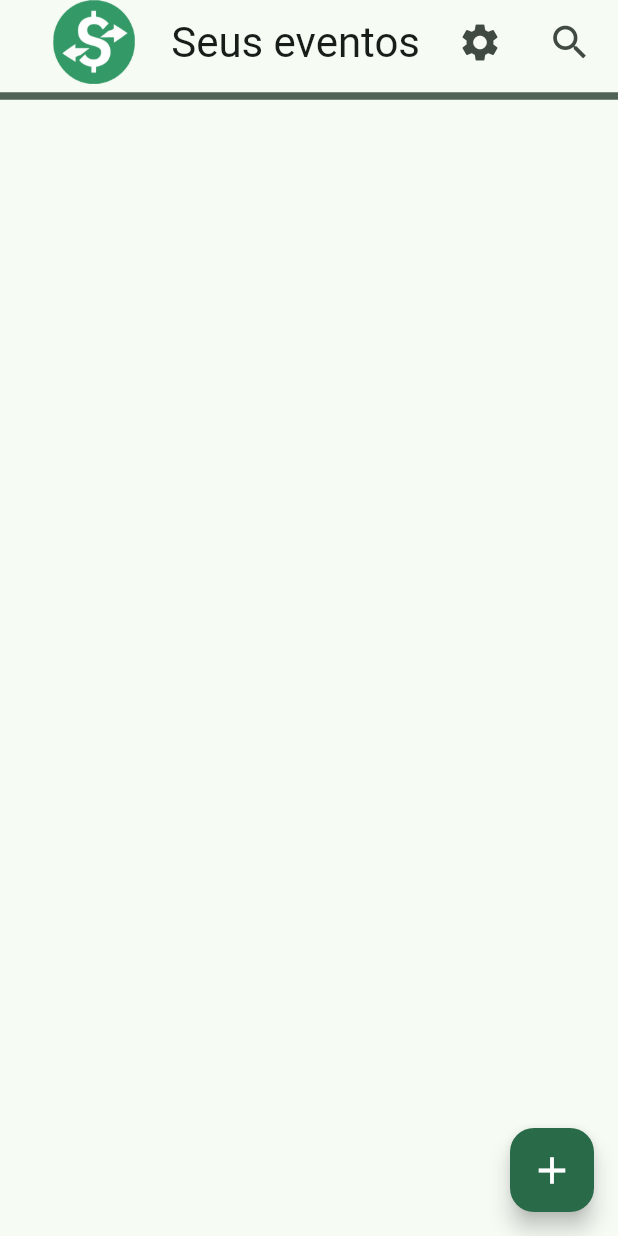
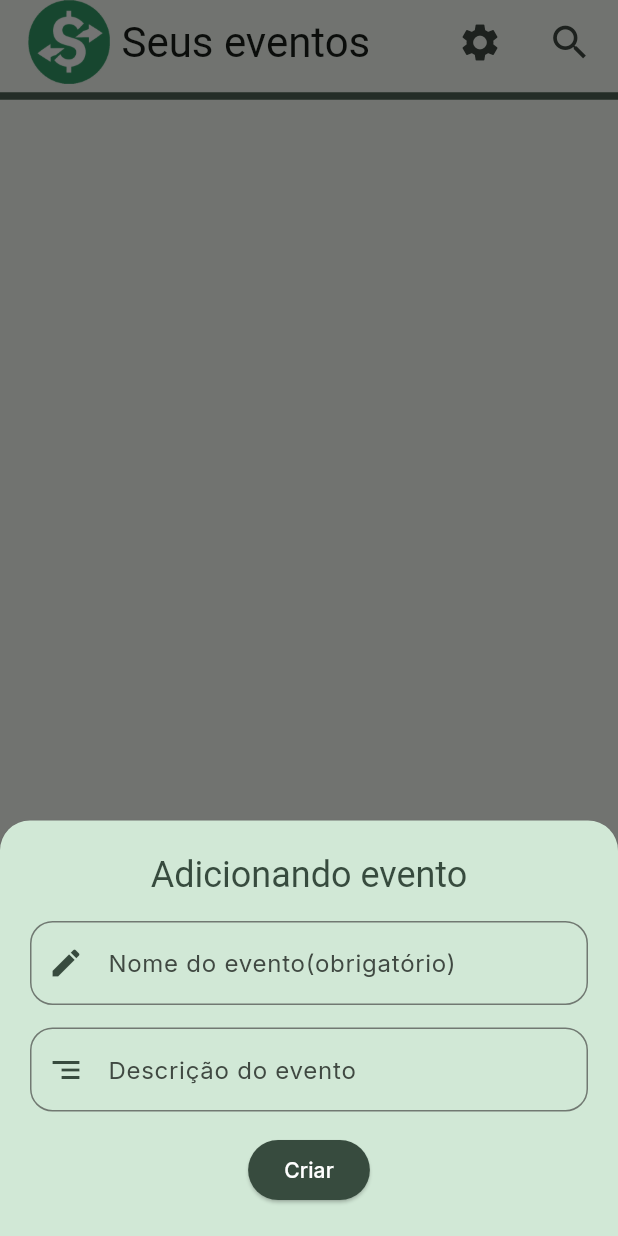
Before and after one commit to pedropelaes/Conta_Certa, a Flutter app: the MainScreen screen opened directly, after a tap on the "add" icon, on a phone screen of 412 x 824 dp. Run offline on Flutter 3.47's test engine with Material 3 defaults, Android fonts, the phone set to English and light mode, and no system bars; drawn by our look-alikes of flutter_platform_widgets; our stand-ins replace device_preview, google_fonts, shared_preferences; accounts and stored records are empty; Roboto replaces fonts that are missing (ABeeZee).

Commit message:
feature: Container para adicionar/editar elementos

```diff
--- a/Conta_Certa/conta_certa/lib/main.dart
+++ b/Conta_Certa/conta_certa/lib/main.dart
@@ -8,8 +8,7 @@ import 'package:provider/provider.dart';
 import 'package:shared_preferences/shared_preferences.dart';
 
 import 'screens/opening_screen.dart';
-import 'screens/main_screen.dart';
-import 'screens/settings.dart';
+
 import 'theme/theme.dart';
 import 'theme/util.dart';
 
--- a/Conta_Certa/conta_certa/lib/screens/main_screen.dart
+++ b/Conta_Certa/conta_certa/lib/screens/main_screen.dart
@@ -1,6 +1,9 @@
 import 'package:conta_certa/screens/settings.dart';
+import 'package:conta_certa/widgets/buttons.dart';
+import 'package:conta_certa/widgets/slide_up_container.dart';
 import 'package:flutter/material.dart';
 import 'package:flutter_platform_widgets/flutter_platform_widgets.dart';
+import 'package:conta_certa/widgets/text_field.dart';
 
 class EventsState extends ChangeNotifier {
 
@@ -26,19 +29,19 @@ class _MainScreenState extends State<MainScreen> {
         backgroundColor: theme.colorScheme.surface,
         automaticallyImplyLeading: false,
         title: Row(
-          children: [
-            Expanded(
-              child: Image.asset(
+          children: [ Image.asset(
                 'assets/images/conta_certa_logo.png',
                 width: 60,
                 height: 60,
                 ),
-            ),
+
             SizedBox(width: 5,),
-            Text(
-              'Seus eventos',
-              style: textTheme.headlineMedium?.copyWith(
-                color: theme.colorScheme.onSurface,
+            Expanded(
+              child: Text(
+                'Seus eventos',
+                style: textTheme.headlineMedium?.copyWith(
+                  color: theme.colorScheme.onSurface,
+                ),
               ),
             ),
           ],
@@ -65,7 +68,21 @@ class _MainScreenState extends State<MainScreen> {
         ],
       ),
       floatingActionButton: FloatingActionButton(
-        onPressed: (){},
+        onPressed: (){
+          showModalBottomSheet(
+            context: context,
+            isScrollControlled: true,
+            backgroundColor: Colors.transparent,
+            shape: RoundedRectangleBorder(borderRadius: BorderRadius.only(topLeft: Radius.circular(20), topRight: Radius.circular(20))),
+            builder: (BuildContext context){
+              return Padding(padding: EdgeInsets.only(
+                bottom: MediaQuery.of(context).viewInsets.bottom,
+              ),
+              child: AddProductContainer(theme: theme, textTheme: textTheme),
+              );
+            }
+          );
+        },
         backgroundColor: theme.colorScheme.primary,
         child: Icon(Icons.add, size: 30, color: theme.colorScheme.onPrimary,),
       ),
@@ -82,3 +99,35 @@ class _MainScreenState extends State<MainScreen> {
     );
   }
 }
+
+Widget AddProductContainer({
+  required ThemeData theme,
+  required TextTheme textTheme,
+}){
+    return SlideUpContainer(
+      child: Card(
+        shape: RoundedRectangleBorder(borderRadius: BorderRadius.only(topLeft: Radius.circular(20), topRight: Radius.circular(20))),
+        color: theme.colorScheme.secondaryContainer,
+        margin: EdgeInsets.only(),
+        child: Padding(
+          padding: const EdgeInsets.all(20),
+          child: Column(
+            spacing: 15,
+            mainAxisSize: MainAxisSize.min,
+            children: [
+              Text(
+                'Adicionando evento',
+                textAlign: TextAlign.left,
+                style: textTheme.headlineSmall?.copyWith(
+                  color: theme.colorScheme.onSecondaryContainer,
+                )
+              ),
+              TextFieldDesign(theme: theme, textTheme: textTheme, hintText: "Nome do evento(obrigatório)", icon: Icons.edit),
+              TextFieldDesign(theme: theme, textTheme: textTheme, hintText: "Descrição do evento", icon: Icons.segment),
+              ButtonDesign(theme: theme, textTheme: textTheme, childText: "Criar")
+            ],
+          ),
+        ),
+      )
+    );
+}
--- /dev/null
+++ b/Conta_Certa/conta_certa/lib/widgets/buttons.dart
@@ -0,0 +1,20 @@
+import 'package:flutter/material.dart';
+import 'package:flutter_platform_widgets/flutter_platform_widgets.dart';
+
+Widget ButtonDesign({
+  required ThemeData theme,
+  required TextTheme textTheme,
+  required String childText,
+  required
+}){
+  return PlatformElevatedButton(
+    onPressed: () {},
+    color: theme.colorScheme.onSecondaryContainer,
+    child: Text(
+      childText,
+      style: textTheme.labelLarge?.copyWith(
+        color: theme.colorScheme.onPrimary
+      ),
+    ),
+  );
+}
--- /dev/null
+++ b/Conta_Certa/conta_certa/lib/widgets/slide_up_container.dart
@@ -0,0 +1,50 @@
+import 'package:flutter/material.dart';
+
+class SlideUpContainer extends StatefulWidget{
+  final Widget child;
+  final Duration animationDuration;
+  final Curve animationCurve;
+
+  const SlideUpContainer({
+    Key? key,
+    required this.child,
+    this.animationDuration = const Duration(milliseconds: 300),
+    this.animationCurve = Curves.easeOutCubic,
+  }) : super(key: key);
+
+  @override
+  State<SlideUpContainer> createState() => _SlideUpContainerState();
+}
+
+class _SlideUpContainerState extends State<SlideUpContainer> with SingleTickerProviderStateMixin{
+  late AnimationController _animationController;
+  late Animation<Offset> _slideAnimation;
+
+  @override
+  void initState() {
+    super.initState();
+    _animationController = AnimationController(vsync: this, duration: widget.animationDuration);
+
+    _slideAnimation = Tween<Offset>(
+      begin: const Offset(0, 1),
+      end: Offset.zero,
+    ).animate(
+        CurvedAnimation(parent: _animationController, curve: widget.animationCurve)
+    );
+
+    _animationController.forward();
+  }
+
+  @override void dispose() {
+    _animationController.dispose();
+    super.dispose();
+  }
+
+  @override
+  Widget build(BuildContext context) {
+    return SlideTransition(
+      position: _slideAnimation,
+      child: widget.child,
+    );
+  }
+}
--- /dev/null
+++ b/Conta_Certa/conta_certa/lib/widgets/text_field.dart
@@ -0,0 +1,23 @@
+
+import 'package:flutter/material.dart';
+
+Widget TextFieldDesign({
+  required ThemeData theme,
+  required TextTheme textTheme,
+  required String hintText,
+  required IconData icon
+}){
+return TextField(
+    decoration: InputDecoration(
+      hintText: hintText,
+      prefixIcon: Icon(icon, color: theme.colorScheme.onSecondaryContainer,),
+      border: OutlineInputBorder(
+        borderRadius: BorderRadius.circular(15),
+        borderSide: BorderSide(color: theme.colorScheme.onSecondaryContainer, strokeAlign: 3)
+      ),
+    ),
+    style: textTheme.bodyLarge?.copyWith(
+      color: theme.colorScheme.onSecondaryContainer
+    ),
+  );
+}
```
